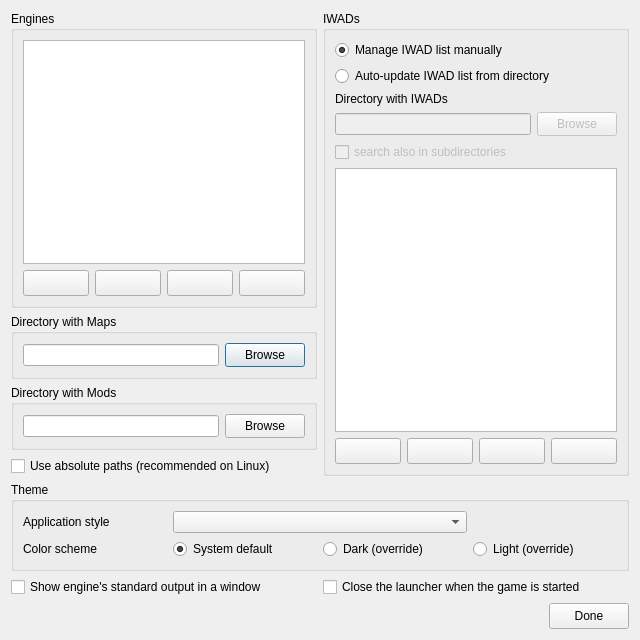
Qt form Forms/SetupDialog.ui (Youda008/DoomRunner) before a commit.
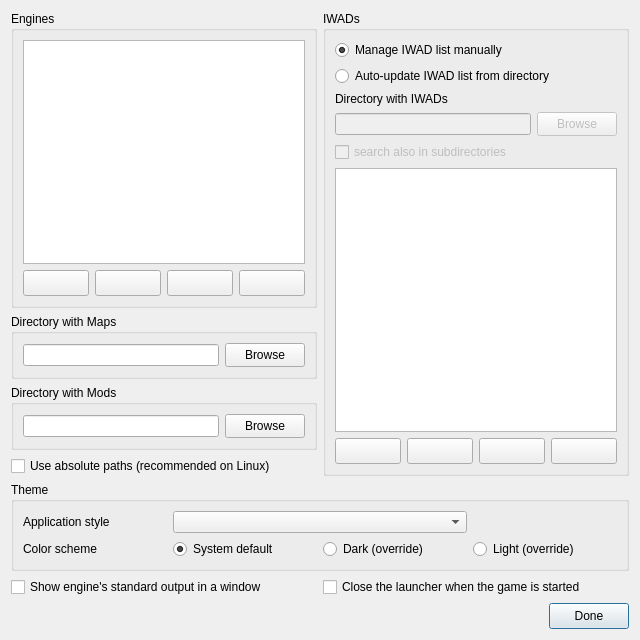
The same form after that commit. Icons and pictures are not drawn. Custom widgets are drawn as their Qt base class.

Commit message: added keyboard shortcuts for focus switching + better button tooltips

```diff
--- a/Forms/SetupDialog.ui
+++ b/Forms/SetupDialog.ui
@@ -169,6 +169,9 @@
                <iconset resource="../Resources/Resources.qrc">
                 <normaloff>:/BrowseDir.png</normaloff>:/BrowseDir.png</iconset>
               </property>
+              <property name="autoDefault">
+               <bool>false</bool>
+              </property>
              </widget>
             </item>
            </layout>
@@ -528,6 +531,9 @@
         <iconset resource="../Resources/Resources.qrc">
          <normaloff>:/Checkmark.png</normaloff>:/Checkmark.png</iconset>
        </property>
+       <property name="default">
+        <bool>true</bool>
+       </property>
       </widget>
      </item>
     </layout>
```
Left out of the diff: 15 changed lines with no effect on the pictures. The commit also changes 6 other files.
